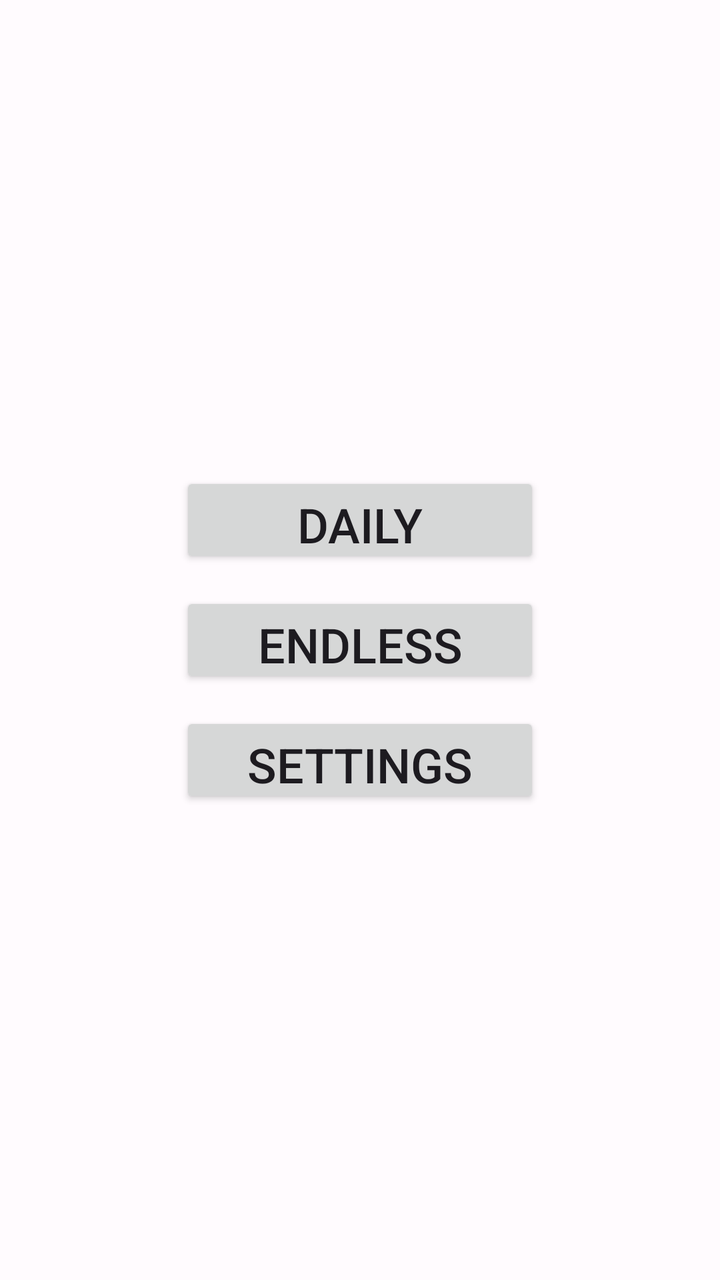
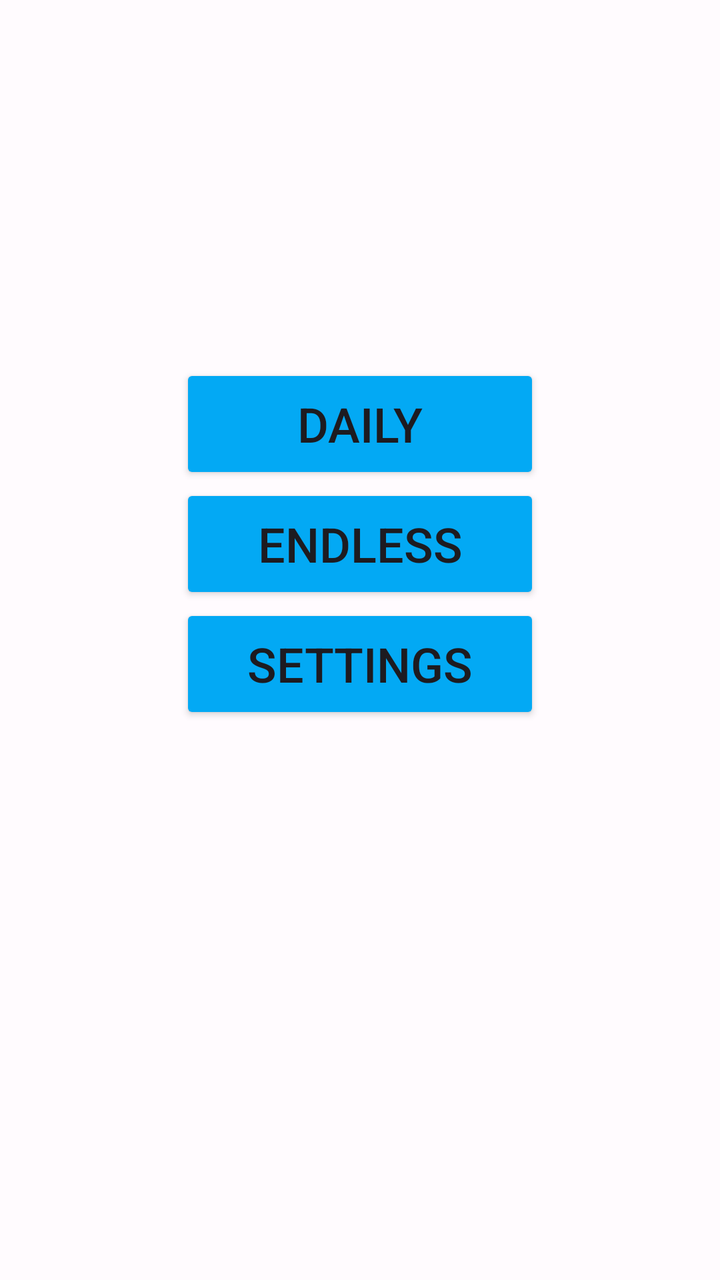

Screens rendered from an Android XML layout before and after an edit, with the pre-edit source and the edit as a unified diff.
<!-- AndroidManifest.xml: application theme Theme.WeatherApp -->
<!-- res/layout/home_page.xml -->
<?xml version="1.0" encoding="utf-8"?>
<androidx.constraintlayout.widget.ConstraintLayout xmlns:android="http://schemas.android.com/apk/res/android"
    android:layout_width="match_parent"
    android:layout_height="match_parent"
    xmlns:app="http://schemas.android.com/apk/res-auto">
    <Button
        android:id="@+id/daily_navigation"
        android:layout_width="0dp"
        android:layout_height="48dp"
        android:text="@string/daily_button"
        android:textSize="24sp"
        app:layout_constraintStart_toStartOf="parent"
        app:layout_constraintEnd_toEndOf="parent"
        app:layout_constraintWidth_percent="0.5"
        app:layout_constraintBottom_toTopOf="@+id/endless_navigation"
        android:layout_marginBottom="12dp"/>
    <Button
        android:id="@+id/endless_navigation"
        android:layout_width="0dp"
        android:layout_height="48dp"
        android:text="@string/endless_button"
        android:textSize="24sp"
        app:layout_constraintStart_toStartOf="parent"
        app:layout_constraintEnd_toEndOf="parent"
        app:layout_constraintWidth_percent="0.5"
        app:layout_constraintTop_toTopOf="parent"
        app:layout_constraintBottom_toBottomOf="parent"/>
    <Button
        android:id="@+id/settings_navigation"
        android:layout_width="0dp"
        android:layout_height="48dp"
        android:text="@string/settings_page_title"
        android:textSize="24sp"
        app:layout_constraintStart_toStartOf="parent"
        app:layout_constraintEnd_toEndOf="parent"
        app:layout_constraintWidth_percent="0.5"
        app:layout_constraintTop_toBottomOf="@+id/endless_navigation"
        android:layout_marginTop="12dp"/>


</androidx.constraintlayout.widget.ConstraintLayout>
<!-- resources referenced by this layout -->
<resources>
  <string name="daily_button">Daily</string>
  <string name="endless_button">Endless</string>
  
      [Daily Page]
  <string name="settings_page_title">Settings</string>
          [Dark Mode]
  <style name="Theme.WeatherApp" parent="Base.Theme.WeatherApp" />
  <color name="md_theme_light_primary">#6750A4</color>
  <color name="md_theme_light_onPrimary">#FFFFFF</color>
  <color name="md_theme_light_primaryContainer">#EADDFF</color>
  <color name="md_theme_light_onPrimaryContainer">#21005D</color>
  <color name="md_theme_light_secondary">#625B71</color>
  <color name="md_theme_light_onSecondary">#FFFFFF</color>
  <color name="md_theme_light_secondaryContainer">#E8DEF8</color>
  <color name="md_theme_light_onSecondaryContainer">#1D192B</color>
  <color name="md_theme_light_tertiary">#7D5260</color>
  <color name="md_theme_light_onTertiary">#FFFFFF</color>
  <color name="md_theme_light_tertiaryContainer">#FFD8E4</color>
  <color name="md_theme_light_onTertiaryContainer">#31111D</color>
  <color name="md_theme_light_error">#B3261E</color>
  <color name="md_theme_light_onError">#FFFFFF</color>
  <color name="md_theme_light_errorContainer">#F9DEDC</color>
  <color name="md_theme_light_onErrorContainer">#410E0B</color>
  <color name="md_theme_light_outline">#79747E</color>
  <color name="md_theme_light_background">#FFFBFE</color>
  <color name="md_theme_light_onBackground">#1C1B1F</color>
  <color name="md_theme_light_surface">#FFFBFE</color>
  <color name="md_theme_light_onSurface">#1C1B1F</color>
  <color name="md_theme_light_surfaceVariant">#E7E0EC</color>
  <color name="md_theme_light_onSurfaceVariant">#49454F</color>
  <color name="md_theme_light_inverseSurface">#313033</color>
  <color name="md_theme_light_inverseOnSurface">#F4EFF4</color>
  <color name="md_theme_light_inversePrimary">#D0BCFF</color>
  <!-- unchanged entries left out for length: 1 -->
</resources>

<!-- the commit's change to res/layout/home_page.xml (unified diff, before → after) -->
@@ -3,39 +3,42 @@
     android:layout_width="match_parent"
     android:layout_height="match_parent"
     xmlns:app="http://schemas.android.com/apk/res-auto">
-    <Button
-        android:id="@+id/daily_navigation"
-        android:layout_width="0dp"
-        android:layout_height="48dp"
-        android:text="@string/daily_button"
-        android:textSize="24sp"
-        app:layout_constraintStart_toStartOf="parent"
-        app:layout_constraintEnd_toEndOf="parent"
-        app:layout_constraintWidth_percent="0.5"
-        app:layout_constraintBottom_toTopOf="@+id/endless_navigation"
-        android:layout_marginBottom="12dp"/>
-    <Button
-        android:id="@+id/endless_navigation"
-        android:layout_width="0dp"
-        android:layout_height="48dp"
-        android:text="@string/endless_button"
-        android:textSize="24sp"
-        app:layout_constraintStart_toStartOf="parent"
-        app:layout_constraintEnd_toEndOf="parent"
-        app:layout_constraintWidth_percent="0.5"
-        app:layout_constraintTop_toTopOf="parent"
-        app:layout_constraintBottom_toBottomOf="parent"/>
-    <Button
-        android:id="@+id/settings_navigation"
-        android:layout_width="0dp"
-        android:layout_height="48dp"
-        android:text="@string/settings_page_title"
-        android:textSize="24sp"
-        app:layout_constraintStart_toStartOf="parent"
-        app:layout_constraintEnd_toEndOf="parent"
-        app:layout_constraintWidth_percent="0.5"
-        app:layout_constraintTop_toBottomOf="@+id/endless_navigation"
-        android:layout_marginTop="12dp"/>
-
-
+        <Button
+            android:id="@+id/daily_navigation"
+            android:layout_width="0dp"
+            android:layout_height="60dp"
+            android:textAlignment="center"
+            android:text="@string/daily_button"
+            android:textSize="24sp"
+            android:backgroundTint="@color/btn_color"
+            app:layout_constraintStart_toStartOf="parent"
+            app:layout_constraintEnd_toEndOf="parent"
+            app:layout_constraintWidth_percent="0.5"
+            app:layout_constraintBottom_toTopOf="@+id/endless_navigation" />
+        <Button
+            android:id="@+id/endless_navigation"
+            android:layout_width="0dp"
+            android:layout_height="60dp"
+            android:textAlignment="center"
+            android:text="@string/endless_button"
+            android:textSize="24sp"
+            android:backgroundTint="@color/btn_color"
+            app:layout_constraintStart_toStartOf="parent"
+            app:layout_constraintEnd_toEndOf="parent"
+            app:layout_constraintWidth_percent="0.5"
+            app:layout_constraintTop_toTopOf="parent"
+            app:layout_constraintBottom_toBottomOf="parent"
+            android:layout_marginBottom="96dp"/>
+        <Button
+            android:id="@+id/settings_navigation"
+            android:layout_width="0dp"
+            android:layout_height="60dp"
+            android:textAlignment="center"
+            android:text="@string/settings_page_title"
+            android:textSize="24sp"
+            android:backgroundTint="@color/btn_color"
+            app:layout_constraintStart_toStartOf="parent"
+            app:layout_constraintEnd_toEndOf="parent"
+            app:layout_constraintWidth_percent="0.5"
+            app:layout_constraintTop_toBottomOf="@+id/endless_navigation" />
 </androidx.constraintlayout.widget.ConstraintLayout>
<!-- resource entries referenced after the edit -->
@@ -1,5 +1,6 @@
 <!-- resources referenced by this layout -->
 <resources>
+  <color name="btn_color">#03A9F4</color>
   <string name="daily_button">Daily</string>
   <string name="endless_button">Endless</string>
   
